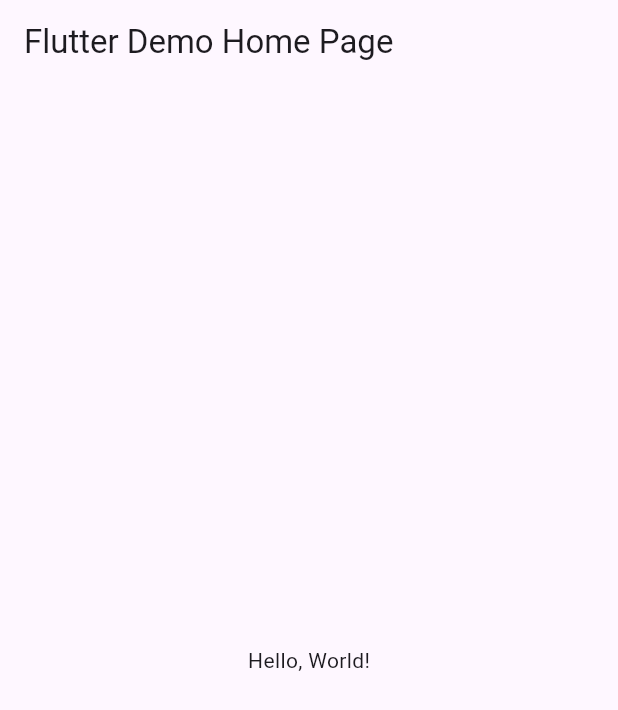
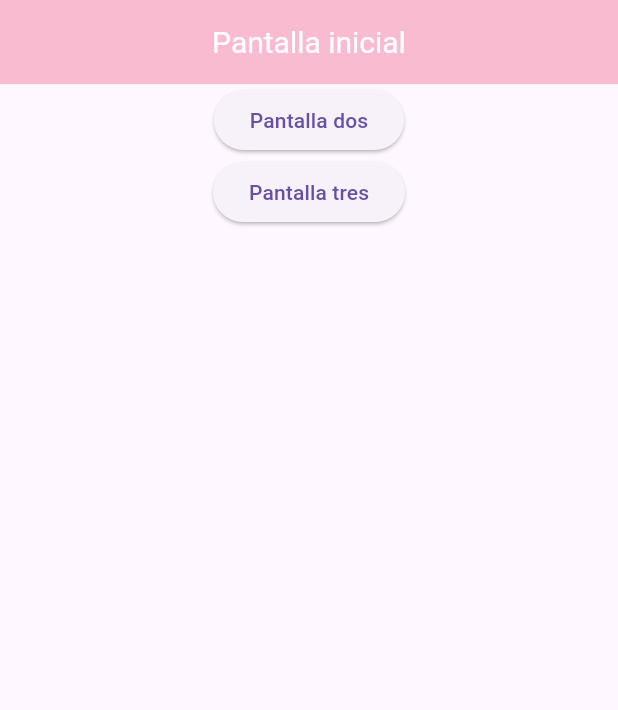
Before and after one commit to Azul-Torres-1108/Pantalla_6_i, a Flutter app: the screen it shows after launch, on a phone screen of 412 x 824 dp. Shown: the top 710 px of the screen. Run offline on Flutter 3.47's test engine with Material 3 defaults, Android fonts, the phone set to English and light mode, and no system bars.

Commit message:
ahora si

```diff
--- a/lib/main.dart
+++ b/lib/main.dart
@@ -1,43 +1,27 @@
 import 'package:flutter/material.dart';
+import 'package:torresrutas/pagina_inicial.dart';
+import 'package:torresrutas/pagina_dos.dart';
+import 'package:torresrutas/pagina_tres.dart';
 
-void main() => runApp(MyApp());
+void main() => runApp(MiRutas());
 
-class MyApp extends StatelessWidget {
-  const MyApp({super.key});
-  // This widget is the root of your application.
+class MiRutas extends StatelessWidget {
+  const MiRutas({Key? key}) : super(key: key);
+
   @override
   Widget build(BuildContext context) {
     return MaterialApp(
-      // Application name
-      title: 'Flutter Hello World',
-      // Application theme data, you can set the colors for the application as
-      // you want
-      theme: ThemeData(
-        // useMaterial3: false,
-        primarySwatch: Colors.blue,
-      ),
-      // A widget which will be started on application startup
-      home: MyHomePage(title: 'Flutter Demo Home Page'),
+      debugShowCheckedModeBanner: false,
+      title: 'Rutas entre paginas',
+      initialRoute: '/',
+      routes: {
+        // When navigating to the "/" route, build the FirstScreen widget.
+        '/': (context) => const Pantalla1(),
+        // When navigating to the "/second" route, build the SecondScreen widget.
+        '/pantalla 2': (context) => const Pantalla2(),
+
+        '/pantalla 3': (context) => const Pantalla3(),
+      },
     );
   }
 }
-
-class MyHomePage extends StatelessWidget {
-  final String title;
-  const MyHomePage({super.key, required this.title});
-
-  @override
-  Widget build(BuildContext context) {
-    return Scaffold(
-      appBar: AppBar(
-        // The title text which will be shown on the action bar
-        title: Text(title),
-      ),
-      body: Center(
-        child: Text(
-          'Hello, World!',
-        ),
-      ),
-    );
-  }
-}
--- /dev/null
+++ b/lib/pagina_inicial.dart
@@ -0,0 +1,42 @@
+import 'package:flutter/material.dart';
+
+class Pantalla1 extends StatelessWidget {
+  const Pantalla1({Key? key}) : super(key: key);
+
+  @override
+  Widget build(BuildContext context) {
+    return Scaffold(
+      appBar: AppBar(
+        backgroundColor: Colors.pink[100], // Fondo rosa pastel
+        title: const Text(
+          'Pantalla inicial',
+          style: TextStyle(
+            color: Colors.white, // Letra blanca
+            fontSize: 20.0, // Tamaño de la letra 20
+          ),
+        ),
+        centerTitle: true, // Centra el texto del título
+      ),
+      body: Column(
+        children: [
+          Center(
+            child: ElevatedButton(
+              onPressed: () {
+                Navigator.pushNamed(context, '/pantalla 2');
+              },
+              child: const Text('Pantalla dos'),
+            ),
+          ),
+          Center(
+            child: ElevatedButton(
+              onPressed: () {
+                Navigator.pushNamed(context, '/pantalla 3');
+              },
+              child: const Text('Pantalla tres'),
+            ),
+          ),
+        ],
+      ),
+    );
+  }
+}
```
Also changed, not shown: lib/pagina_dos.dart (added, +30 -0 lines), lib/pagina_tres.dart (added, +30 -0 lines).
